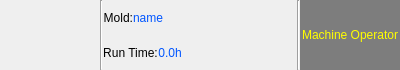
Above: custom_widgets/programhead/icprogramheadframe.ui from dongdong-2009/3-5AxisRobot before the change. Below: the same form after it.
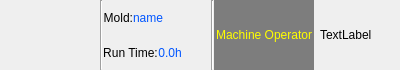
That is the form after the change. Custom widgets are drawn as their Qt base class.

Commit message: 1.修改翻译 2.修复Y2最小不能为0 3.添加logo

```diff
--- a/custom_widgets/programhead/icprogramheadframe.ui
+++ b/custom_widgets/programhead/icprogramheadframe.ui
@@ -218,6 +218,28 @@
        </property>
       </widget>
      </item>
+     <item>
+      <widget class="QLabel" name="logo">
+       <property name="minimumSize">
+        <size>
+         <width>80</width>
+         <height>0</height>
+        </size>
+       </property>
+       <property name="maximumSize">
+        <size>
+         <width>80</width>
+         <height>16777215</height>
+        </size>
+       </property>
+       <property name="text">
+        <string>TextLabel</string>
+       </property>
+       <property name="scaledContents">
+        <bool>true</bool>
+       </property>
+      </widget>
+     </item>
     </layout>
    </item>
   </layout>
```
The commit also changes 11 other files.
